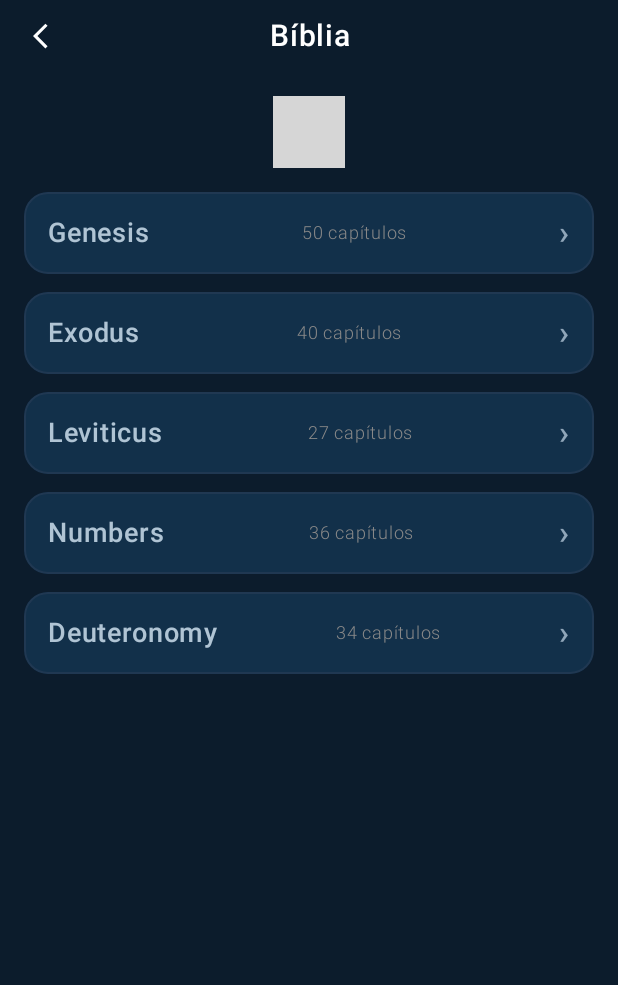
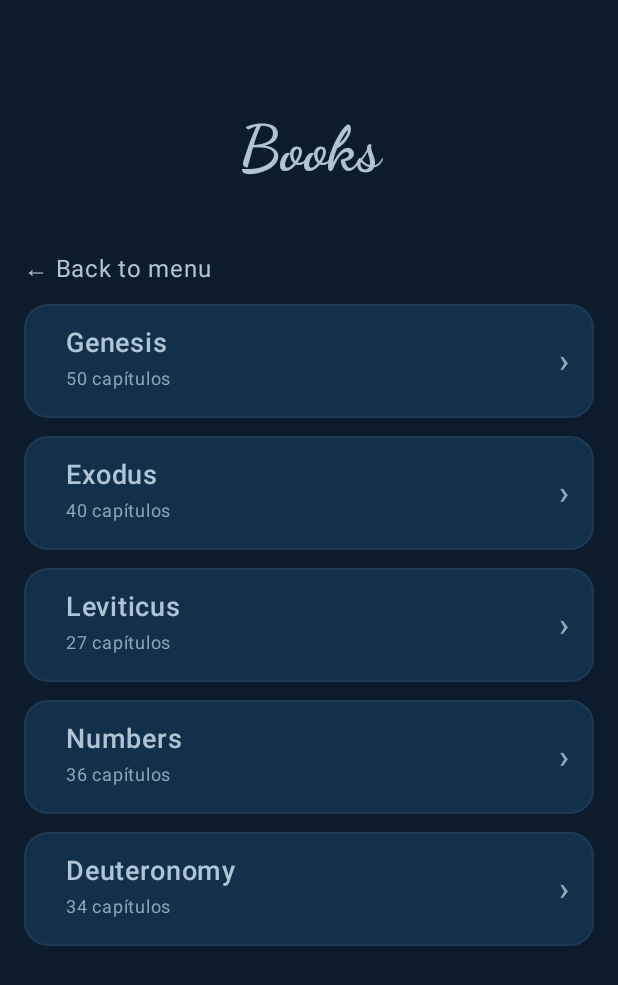
Before and after one commit to jcezart/ZenSounds, an Android app built with Jetpack Compose: the BibleScreen screen opened through its navigation route, on a phone screen of 412 x 824 dp. Shown: the top 985 px of the screen. Run offline under Robolectric (Android 15) with nearby library versions, the phone set to English and light mode, and no system bars; our stand-ins replace AdMob, Room's generated code; 12 statements that could not run were skipped; grey boxes are pictures that could not be loaded.

Commit message:
languages modifications and back button on BooksList applied

```diff
--- a/app/src/main/AndroidManifest.xml
+++ b/app/src/main/AndroidManifest.xml
@@ -21,7 +21,9 @@
 
         <meta-data
             android:name="com.google.android.gms.ads.APPLICATION_ID"
-            android:value="ca-app-pub-5167159527096735~2031539378"/>
+            android:value="ca-app-pub-3940256099942544~3347511713"/>
+        <!--android:value="ca-app-pub-3940256099942544~3347511713" ID de teste-->
+        <!--android:value="ca-app-pub-5167159527096735~2031539378" ID de produção-->
 
         <activity
             android:name=".MainActivity"
--- a/app/src/main/java/com/juliocezar/zensounds/ui/BibleUI.kt
+++ b/app/src/main/java/com/juliocezar/zensounds/ui/BibleUI.kt
@@ -1,43 +1,56 @@
 package com.juliocezar.zensounds.ui
 
+import android.R.attr.text
 import androidx.compose.animation.core.animateFloatAsState
 import androidx.compose.foundation.background
 import androidx.compose.foundation.border
 import androidx.compose.foundation.clickable
 import androidx.compose.foundation.interaction.MutableInteractionSource
 import androidx.compose.foundation.interaction.collectIsPressedAsState
-import androidx.compose.foundation.layout.*
+import androidx.compose.foundation.layout.Arrangement
+import androidx.compose.foundation.layout.Box
+import androidx.compose.foundation.layout.Column
+import androidx.compose.foundation.layout.PaddingValues
+import androidx.compose.foundation.layout.Row
+import androidx.compose.foundation.layout.Spacer
+import androidx.compose.foundation.layout.fillMaxSize
+import androidx.compose.foundation.layout.fillMaxWidth
+import androidx.compose.foundation.layout.height
+import androidx.compose.foundation.layout.padding
+import androidx.compose.foundation.layout.size
+import androidx.compose.foundation.layout.systemBarsPadding
+import androidx.compose.foundation.layout.width
 import androidx.compose.foundation.lazy.LazyColumn
+import androidx.compose.foundation.lazy.items
 import androidx.compose.foundation.lazy.grid.GridCells
 import androidx.compose.foundation.lazy.grid.LazyVerticalGrid
 import androidx.compose.foundation.lazy.grid.items
-import androidx.compose.foundation.lazy.items
 import androidx.compose.foundation.shape.CircleShape
 import androidx.compose.foundation.shape.RoundedCornerShape
-import androidx.compose.material.icons.Icons
-import androidx.compose.material.icons.automirrored.filled.ArrowBackIos
-import androidx.compose.material.icons.filled.Pause
-import androidx.compose.material.icons.filled.PlayArrow
-import androidx.compose.material3.Icon
-import androidx.compose.material3.IconButton
 import androidx.compose.material3.Surface
 import androidx.compose.material3.Text
-import androidx.compose.runtime.*
+import androidx.compose.runtime.Composable
+import androidx.compose.runtime.getValue
 import androidx.compose.runtime.saveable.rememberSaveable
+import androidx.compose.runtime.mutableStateOf
+import androidx.compose.runtime.setValue
+import androidx.compose.runtime.collectAsState
+import androidx.compose.runtime.remember
 import androidx.compose.ui.Alignment
 import androidx.compose.ui.Modifier
 import androidx.compose.ui.draw.clip
 import androidx.compose.ui.graphics.Color
 import androidx.compose.ui.graphics.graphicsLayer
 import androidx.compose.ui.platform.LocalContext
-import androidx.compose.ui.res.painterResource
+import androidx.compose.ui.text.font.FontFamily
 import androidx.compose.ui.text.font.FontWeight
 import androidx.compose.ui.text.style.TextAlign
 import androidx.compose.ui.unit.dp
 import androidx.compose.ui.unit.sp
 import androidx.compose.ui.viewinterop.AndroidView
+import androidx.navigation.NavHostController
+import androidx.navigation.compose.currentBackStackEntryAsState
 import androidx.lifecycle.viewmodel.compose.viewModel
-import androidx.navigation.NavHostController
 import com.google.android.gms.ads.AdListener
 import com.google.android.gms.ads.AdRequest
 import com.google.android.gms.ads.AdSize
@@ -46,6 +59,16 @@ import com.google.android.gms.ads.LoadAdError
 import com.juliocezar.zensounds.R
 import com.juliocezar.zensounds.ui.viewmodel.BibleViewModel
 import com.juliocezar.zensounds.ui.viewmodel.BibleViewModelFactory
+import androidx.compose.foundation.layout.WindowInsets
+import androidx.compose.foundation.layout.displayCutoutPadding
+import androidx.compose.foundation.layout.safeDrawing
+import androidx.compose.foundation.layout.windowInsetsPadding
+import androidx.compose.material.icons.Icons
+import androidx.compose.material.icons.filled.Pause
+import androidx.compose.material.icons.filled.PlayArrow
+import androidx.compose.material3.Icon
+import androidx.compose.material3.IconButton
+import androidx.compose.ui.res.painterResource
 import com.juliocezar.zensounds.ui.viewmodel.SoundViewModel
 
 enum class Stage { Books, Chapters, Verses }
@@ -57,6 +80,7 @@ fun BibleScreen(
     navController: NavHostController,
     innerPadding: PaddingValues
 ) {
+
     val bibleViewModel: BibleViewModel = viewModel(factory = BibleViewModelFactory(LocalContext.current))
     val verses by bibleViewModel.bibleVerses.collectAsState()
     val uiLang by bibleViewModel.languageFlow.collectAsState()
@@ -77,53 +101,32 @@ fun BibleScreen(
         modifier = Modifier
             .fillMaxSize()
             .background(Color(0xFF0C1C2C))
-            .safeDrawingPadding(),
+            .padding(top = 16.dp, bottom = innerPadding.calculateBottomPadding())
+            .windowInsetsPadding(WindowInsets.safeDrawing)
+            .displayCutoutPadding()
+            .systemBarsPadding(),
         horizontalAlignment = Alignment.CenterHorizontally
     ) {
-        Row(
-            modifier = Modifier
-                .fillMaxWidth()
-                .padding(horizontal = 8.dp),
-            verticalAlignment = Alignment.CenterVertically
-        ) {
-            IconButton(onClick = {
-                if (stage == Stage.Books) {
-                    navController.popBackStack()
-                } else {
-                    stage = when (stage) {
-                        Stage.Chapters -> Stage.Books
-                        Stage.Verses -> Stage.Chapters
-                        else -> Stage.Books
-                    }
-                }
-            }) {
-                Icon(
-                    Icons.AutoMirrored.Filled.ArrowBackIos,
-                    contentDescription = "Voltar",
-                    tint = Color.White,
-                    modifier = Modifier.size(20.dp)
-                )
-            }
+        BannerAd(modifier = Modifier.fillMaxWidth())
+
+        Spacer(modifier = Modifier.height(16.dp))
 
         val title = when (stage) {
-                Stage.Books -> "Bíblia"
-                Stage.Chapters -> selectedBookName ?: "Capítulos"
+            Stage.Books -> "Books"
+            Stage.Chapters -> selectedBookName ?: "Chapters"
             Stage.Verses -> "${selectedBookName ?: ""} ${selectedChapter ?: ""}"
         }
         Text(
-                text = title,
-                fontSize = 20.sp,
-                fontWeight = FontWeight.Medium,
-                color = Color.White,
-                textAlign = TextAlign.Center,
-                modifier = Modifier.weight(1f)
+            text = title.ifBlank { "Biblical Passages" },
+            fontSize = 42.sp,
+            fontFamily = FontFamily.Cursive,
+            fontWeight = FontWeight.Bold,
+            color = Color(0xFFB0C4D4),
+            modifier = Modifier
+                .fillMaxWidth()
+                .padding(42.dp),
+            textAlign = TextAlign.Center
         )
-            Spacer(modifier = Modifier.size(48.dp))
-        }
-
-        Spacer(modifier = Modifier.height(16.dp))
-        BannerAd(modifier = Modifier.fillMaxWidth())
-        Spacer(modifier = Modifier.height(16.dp))
 
         when (stage) {
             Stage.Books -> {
@@ -133,9 +136,11 @@ fun BibleScreen(
                         selectedBookCode = code
                         selectedBookName = name
                         stage = Stage.Chapters
-                    }
+                    },
+                    onBack = { navController.popBackStack() }
                 )
             }
+
             Stage.Chapters -> {
                 val chapters = bibleViewModel.bookByCode(selectedBookCode ?: "")?.chapters ?: 1
                 ChapterGrid(
@@ -145,11 +150,16 @@ fun BibleScreen(
                         selectedChapter = chap
                         bibleViewModel.loadChapter(book, chap)
                         stage = Stage.Verses
-                    }
+                    },
+                    onBack = { stage = Stage.Books }
                 )
             }
+
             Stage.Verses -> {
-                VerseList(verses = verses)
+                VerseList(
+                    verses = verses,
+                    onBack = { stage = Stage.Chapters }
+                )
             }
         }
     }
@@ -159,18 +169,35 @@ fun BibleScreen(
 private fun BookList(
     books: List<Pair<String, String>>,
     onBookClick: (code: String, name: String) -> Unit,
+    onBack: () -> Unit,
 ) {
-    LazyColumn(
+    Column(
         modifier = Modifier
             .fillMaxSize()
-            .padding(horizontal = 16.dp),
-        verticalArrangement = Arrangement.spacedBy(12.dp),
-        contentPadding = PaddingValues(bottom = 16.dp)
+            .padding(horizontal = 16.dp)
+    ) {
+        Text(
+            text = "← Back to menu",
+            color = Color(0xFFB0C4D4),
+            modifier = Modifier
+                .padding(bottom = 12.dp)
+                .clickable { onBack() }
+        )
+
+        LazyColumn(
+            modifier = Modifier.fillMaxSize(),
+            verticalArrangement = Arrangement.spacedBy(12.dp)
         ) {
             items(books) { (code, name) ->
+
                 val interaction = remember { MutableInteractionSource() }
                 val pressed by interaction.collectIsPressedAsState()
                 val scale by animateFloatAsState(if (pressed) 0.98f else 1f, label = "scale")
+
+                val bgColor = Color(0xFF12304a)
+                val border = Color(0xFF2A3F59)
+                val title = Color(0xFFB0C4D4)
+                val muted = Color(0xFF8EA3B5)
 
                 val chapters = when (code) {
                     "GEN" -> 50
@@ -189,56 +216,77 @@ private fun BookList(
                         .fillMaxWidth()
                         .graphicsLayer { this.scaleX = scale; this.scaleY = scale }
                         .clip(RoundedCornerShape(16.dp))
-                    .border(1.dp, Color(0xFF2A3F59).copy(alpha = 0.6f), RoundedCornerShape(16.dp))
+                        .border(1.dp, border.copy(alpha = 0.6f), RoundedCornerShape(16.dp))
+                        .background(bgColor, RoundedCornerShape(12.dp))
                         .clickable(
                             interactionSource = interaction,
                             indication = null
                         ) { onBookClick(code, name) }
                 ) {
                     Row(
-                    modifier = Modifier.fillMaxWidth().padding(horizontal = 16.dp, vertical = 14.dp),
+                        modifier = Modifier
+                            .fillMaxWidth()
+                            .padding(horizontal = 16.dp, vertical = 14.dp),
                         verticalAlignment = Alignment.CenterVertically,
                         horizontalArrangement = Arrangement.SpaceBetween
                     ) {
+                        Row(verticalAlignment = Alignment.CenterVertically) {
+
+                            Spacer(Modifier.width(12.dp))
+                            Column {
                                 Text(
                                     text = name,
-                        color = Color(0xFFB0C4D4),
+                                    color = title,
                                     fontSize = 18.sp,
                                     fontWeight = FontWeight.SemiBold
                                 )
                                 if (chapters != null) {
                                     Text(
                                         text = "$chapters capítulos",
-                            color = Color.Gray,
-                            fontSize = 12.sp,
-                            fontWeight = FontWeight.Light
+                                        color = muted,
+                                        fontSize = 12.sp
                                     )
                                 }
+                            }
+                        }
+
                         Text(
                             text = "›",
-                        color = Color(0xFFB0C4D4).copy(alpha = 0.8f),
+                            color = title.copy(alpha = 0.8f),
                             fontSize = 22.sp,
-                        fontWeight = FontWeight.SemiBold
+                            fontWeight = FontWeight.SemiBold,
+                            modifier = Modifier.padding(start = 8.dp)
                         )
                     }
                 }
             }
         }
     }
-
+}
 @Composable
 private fun ChapterGrid(
     chapters: Int,
-    onChapterClick: (Int) -> Unit
+    onChapterClick: (Int) -> Unit,
+    onBack: () -> Unit,
 ) {
+    Column(
+        modifier = Modifier
+            .fillMaxSize()
+            .padding(horizontal = 16.dp)
+    ) {
+        Text(
+            text = "← Back to books",
+            color = Color(0xFFB0C4D4),
+            modifier = Modifier
+                .padding(bottom = 12.dp)
+                .clickable { onBack() }
+        )
+
         LazyVerticalGrid(
-        columns = GridCells.Adaptive(minSize = 50.dp),
+            columns = GridCells.Fixed(6),
             verticalArrangement = Arrangement.spacedBy(8.dp),
             horizontalArrangement = Arrangement.spacedBy(8.dp),
-        modifier = Modifier
-            .fillMaxSize()
-            .padding(horizontal = 16.dp),
-        contentPadding = PaddingValues(bottom = 16.dp)
+            modifier = Modifier.fillMaxSize()
         ) {
             items((1..chapters).toList()) { chap ->
                 Surface(
@@ -246,8 +294,8 @@ private fun ChapterGrid(
                     shadowElevation = 8.dp,
                     color = Color(0xFF12304a),
                     modifier = Modifier
-                    .clip(RoundedCornerShape(12.dp))
-                    .aspectRatio(1f)
+                        .clip(RoundedCornerShape(16.dp))
+                        .height(44.dp)
                         .clickable { onChapterClick(chap) }
                 ) {
                     Box(contentAlignment = Alignment.Center, modifier = Modifier.fillMaxSize()) {
@@ -257,62 +305,89 @@ private fun ChapterGrid(
             }
         }
     }
+}
 
 @Composable
 private fun VerseList(
-    verses: List<com.juliocezar.zensounds.data.Verse>
+    verses: List<com.juliocezar.zensounds.data.Verse>,
+    onBack: () -> Unit,
 ) {
+    val cardBg = Color(0xFF102233)
+    val border = Color(0xFF1A2B3D)
+    val textPrimary = Color.White
+    val textSecondary = Color(0xFFB0C4D4)
+
+    Column(
+        modifier = Modifier
+            .fillMaxSize()
+            .padding(horizontal = 16.dp)
+    ) {
+        Text(
+            text = "← Back to chapters",
+            color = textSecondary,
+            modifier = Modifier
+                .padding(bottom = 12.dp)
+                .clickable { onBack() }
+        )
+
         LazyColumn(
             verticalArrangement = Arrangement.spacedBy(12.dp),
-        modifier = Modifier
-            .fillMaxSize()
-            .padding(horizontal = 16.dp),
-        contentPadding = PaddingValues(bottom = 16.dp)
+            modifier = Modifier.fillMaxSize()
         ) {
             items(
                 items = verses,
                 key = { "${it.language}-${it.book}-${it.chapter}-${it.verseNumber}" }
-
             ) { v ->
                 Surface(
                     tonalElevation = 4.dp,
                     shadowElevation = 6.dp,
-                color = Color(0xFF102233),
+                    color = cardBg,
                     shape = RoundedCornerShape(16.dp),
                     modifier = Modifier
                         .fillMaxWidth()
-                    .border(
-                        1.dp,
-                        Color(0xFF1A2B3D).copy(alpha = 0.7f),
-                        RoundedCornerShape(16.dp))
+                        .border(1.dp, border.copy(alpha = 0.7f), RoundedCornerShape(16.dp))
                 ) {
                     Row(
-                    modifier = Modifier.padding(16.dp),
+                        modifier = Modifier
+                            .padding(16.dp),
                         verticalAlignment = Alignment.Top,
                         horizontalArrangement = Arrangement.spacedBy(12.dp)
                     ) {
+                        // Badge com o número do versículo
                         Box(
                             modifier = Modifier
                                 .size(28.dp)
                                 .clip(CircleShape)
                                 .background(Color(0xFF1E2F46))
-                            .border(1.dp, Color(0xFF1A2B3D), CircleShape),
+                                .border(1.dp, border, CircleShape),
                             contentAlignment = Alignment.Center
                         ) {
                             Text(
                                 text = v.verseNumber.toString(),
-                            color = Color(0xFFB0C4D4),
+                                color = textSecondary,
                                 fontSize = 12.sp,
-                            fontWeight = FontWeight.SemiBold)
+                                fontWeight = FontWeight.SemiBold
+                            )
                         }
+
+                        Column(modifier = Modifier.weight(1f)) {
+                            Text(
+                                text = "${v.book} ${v.chapter}:${v.verseNumber}",
+                                color = textSecondary,
+                                fontSize = 18.sp
+                            )
+                            Spacer(Modifier.height(4.dp))
                             Text(
                                 text = v.text,
-                        color = Color.White,
+                                color = textPrimary,
                                 fontSize = 16.sp,
-                        lineHeight = 20.sp,
-                        modifier = Modifier.weight(1f))
+                                lineHeight = 20.sp
+                            )
                         }
                     }
+                }
+            }
+            item { Spacer(Modifier.height(8.dp)) }
         }
     }
 }
@@ -321,15 +396,26 @@ private fun VerseList(
 fun BannerAd(modifier: Modifier = Modifier) {
     val context = LocalContext.current
     val adView = remember { AdView(context) }
+    //val adUnitId = "ca-app-pub-5167159527096735/1656937187" //ID real
     val adUnitId = "ca-app-pub-3940256099942544/9214589741" //ID de teste
 
     AndroidView(
-        modifier = modifier.height(AdSize.BANNER.height.dp),
+        modifier = modifier,
         factory = { adView },
         update = { view ->
             view.adUnitId = adUnitId
-            view.setAdSize(AdSize.BANNER)
-            view.loadAd(AdRequest.Builder().build())
+            view.setAdSize(AdSize.getCurrentOrientationAnchoredAdaptiveBannerAdSize(context, 320))
+            val adRequest = AdRequest.Builder().build()
+            view.loadAd(adRequest)
+
+            view.adListener = object : AdListener() {
+                override fun onAdLoaded() {
+                    // Anúncio carregado
+                }
+                override fun onAdFailedToLoad(adError: LoadAdError) {
+                    // Erro no carregamento
+                }
+            }
         }
     )
 }
@@ -341,11 +427,14 @@ fun BottomNavItem(
     onClick: () -> Unit
 ) {
     val tint = if (isSelected) Color(0xFF89CFF0) else Color.Gray
+
     IconButton(onClick = onClick) {
-        Icon(painter = painterResource(id = iconId),
-            contentDescription = null,
+        Icon(
+            painter = painterResource(id = iconId),
+            contentDescription = null, // A descrição deve ser mais específica se necessário
             tint = tint,
-            modifier = Modifier.size(28.dp))
+            modifier = Modifier.size(28.dp)
+        )
     }
 }
 
@@ -356,8 +445,16 @@ fun PlayPauseButton(
 ) {
     IconButton(
         onClick = onClick,
-        modifier = Modifier.size(56.dp).clip(CircleShape).background(Color(0xFF89CFF0))
+        modifier = Modifier
+            .size(56.dp)
+            .clip(CircleShape)
+            .background(Color(0xFF89CFF0))
     ) {
-        Icon(imageVector = if (isPlaying) Icons.Filled.Pause else Icons.Filled.PlayArrow, contentDescription = if (isPlaying) "Pause" else "Play", tint = Color.Black, modifier = Modifier.size(36.dp))
+        Icon(
+            imageVector = if (isPlaying) Icons.Filled.Pause else Icons.Filled.PlayArrow,
+            contentDescription = if (isPlaying) "Pause" else "Play",
+            tint = Color.Black,
+            modifier = Modifier.size(36.dp)
+        )
     }
 }
--- a/app/src/main/java/com/juliocezar/zensounds/ui/SoundUI.kt
+++ b/app/src/main/java/com/juliocezar/zensounds/ui/SoundUI.kt
@@ -29,6 +29,7 @@ import androidx.compose.runtime.Composable
 import androidx.compose.runtime.LaunchedEffect
 import androidx.compose.runtime.collectAsState
 import androidx.compose.runtime.getValue
+import androidx.compose.runtime.remember
 import androidx.compose.ui.Alignment
 import androidx.compose.ui.Modifier
 import androidx.compose.ui.draw.clip
@@ -41,11 +42,17 @@ import androidx.compose.ui.text.font.FontFamily
 import androidx.compose.ui.text.font.FontWeight
 import androidx.compose.ui.unit.dp
 import androidx.compose.ui.unit.sp
+import androidx.compose.ui.viewinterop.AndroidView
 import androidx.lifecycle.viewmodel.compose.viewModel
 import androidx.navigation.NavController
 import androidx.navigation.compose.NavHost
 import androidx.navigation.compose.composable
 import androidx.navigation.compose.rememberNavController
+import com.google.android.gms.ads.AdListener
+import com.google.android.gms.ads.AdRequest
+import com.google.android.gms.ads.AdSize
+import com.google.android.gms.ads.AdView
+import com.google.android.gms.ads.LoadAdError
 import com.juliocezar.zensounds.R
 import com.juliocezar.zensounds.ui.viewmodel.CarouselItem
 import com.juliocezar.zensounds.ui.viewmodel.SoundCategory
@@ -150,9 +157,9 @@ fun ZenSoundsApp(
     val selectedSoundName by soundViewModel.selectedSound.collectAsState()
 
     val carouselItems = listOf(
-        CarouselItem("Versículos Inspiradores", R.drawable.promo_1),
-        CarouselItem("Histórias de Fé", R.drawable.promo_2),
-        CarouselItem("Jornada Espiritual", R.drawable.promo_3)
+        CarouselItem("Bible Versicles", R.drawable.promo_1),
+        CarouselItem("Coming Soon", R.drawable.promo_2),
+        CarouselItem("Coming Soon", R.drawable.promo_3)
     )
 
     LazyColumn(
@@ -289,9 +296,28 @@ fun SoundCard(sound: com.juliocezar.zensounds.ui.viewmodel.Sound, isSelected: Bo
 
 @Composable
 fun ZenSoundsBannerAd(modifier: Modifier = Modifier) {
-    Box(modifier
-        .height(50.dp)
-        .background(Color.Gray), contentAlignment = Alignment.Center){
-        Text("Espaço para o Banner Ad", color = Color.White)
-    }
+    val context = LocalContext.current
+    val adView = remember { AdView(context) }
+    //val adUnitId = "ca-app-pub-5167159527096735/1656937187" //ID real
+    val adUnitId = "ca-app-pub-3940256099942544/9214589741" //ID de teste
+
+    AndroidView(
+        modifier = modifier,
+        factory = { adView },
+        update = { view ->
+            view.adUnitId = adUnitId
+            view.setAdSize(AdSize.getCurrentOrientationAnchoredAdaptiveBannerAdSize(context, 320))
+            val adRequest = AdRequest.Builder().build()
+            view.loadAd(adRequest)
+
+            view.adListener = object : AdListener() {
+                override fun onAdLoaded() {
+                    // Anúncio carregado
+                }
+                override fun onAdFailedToLoad(adError: LoadAdError) {
+                    // Erro no carregamento
+                }
+            }
+        }
+    )
 }
--- a/app/src/main/java/com/juliocezar/zensounds/ui/viewmodel/SoundViewModel.kt
+++ b/app/src/main/java/com/juliocezar/zensounds/ui/viewmodel/SoundViewModel.kt
@@ -1,5 +1,3 @@
-// Substitua TODO o conteúdo do seu SoundViewModel.kt por este código
-
 package com.juliocezar.zensounds.ui.viewmodel
 
 import android.content.ComponentName
@@ -112,9 +110,9 @@ class SoundViewModel(private val context: Context) : ViewModel() {
             )
         }
         return listOf(
-            SoundCategory("Sons da Natureza", uiSounds.filter { it.name in listOf("Rain", "Storm", "Wind", "Forest", "Stream") }),
-            SoundCategory("Objetos", uiSounds.filter { it.name in listOf("Fireplace", "TV Static") }),
-            SoundCategory("Veículos", uiSounds.filter { it.name == "Car Engine" })
+            SoundCategory("Nature Sounds", uiSounds.filter { it.name in listOf("Rain", "Storm", "Wind", "Forest", "Stream") }),
+            SoundCategory("Object Sounds", uiSounds.filter { it.name in listOf("Fireplace", "TV Static") }),
+            SoundCategory("Vehicle Sounds", uiSounds.filter { it.name == "Car Engine" })
         ).filter { it.sounds.isNotEmpty() }
     }
 
```
Lines whose indentation alone changed are shown as unchanged.
